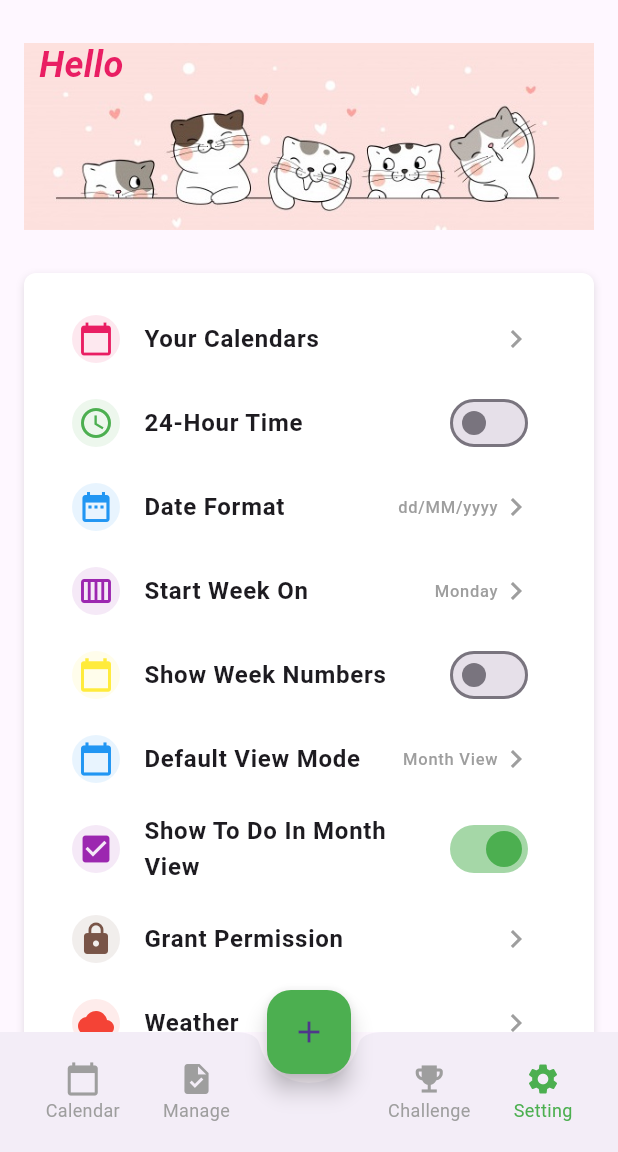
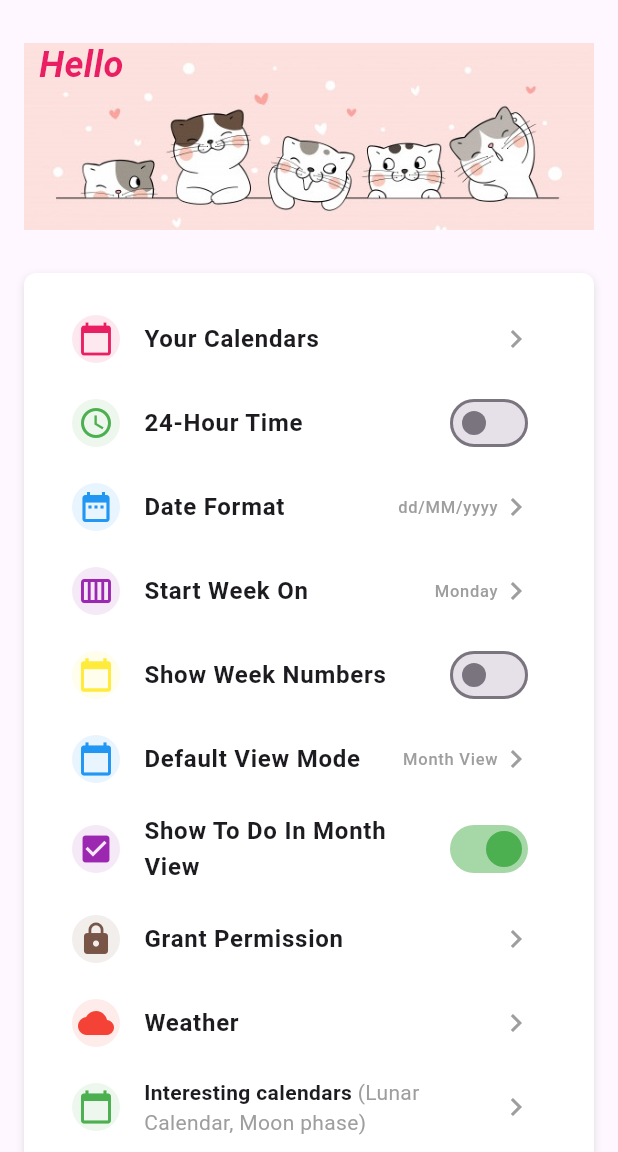
Before and after one commit to nguyentrong3114/appreminder, a Flutter app: the SettingsPage screen opened directly, on a phone screen of 412 x 824 dp, the part 84-1236 px from its top. Run offline on Flutter 3.47's test engine with Material 3 defaults, Android fonts, the phone set to English and light mode, and no system bars; our stand-ins replace font_awesome_flutter.

Commit message:
Them setting vao file main

```diff
--- a/lib/views/widgets/setting/setting.dart
+++ b/lib/views/widgets/setting/setting.dart
@@ -414,65 +414,65 @@ class SettingsPage extends StatelessWidget {
           ),
         ],
       ),
-      bottomNavigationBar: BottomAppBar(
-        shape: CircularNotchedRectangle(),
-        notchMargin: 6.0,
-        child: Container(
-          height: 60,
-          child: Row(
-            mainAxisAlignment: MainAxisAlignment.spaceAround,
-            children: [
-              Column(
-                mainAxisAlignment: MainAxisAlignment.center,
-                children: [
-                  Icon(Icons.calendar_today, color: Colors.grey),
-                  Text(
-                    'Calendar',
-                    style: TextStyle(color: Colors.grey, fontSize: 12),
-                  ),
-                ],
-              ),
-              Column(
-                mainAxisAlignment: MainAxisAlignment.center,
-                children: [
-                  Icon(Icons.task, color: Colors.grey),
-                  Text(
-                    'Manage',
-                    style: TextStyle(color: Colors.grey, fontSize: 12),
-                  ),
-                ],
-              ),
-              SizedBox(width: 48), // The dummy child
-              Column(
-                mainAxisAlignment: MainAxisAlignment.center,
-                children: [
-                  Icon(Icons.emoji_events, color: Colors.grey),
-                  Text(
-                    'Challenge',
-                    style: TextStyle(color: Colors.grey, fontSize: 12),
-                  ),
-                ],
-              ),
-              Column(
-                mainAxisAlignment: MainAxisAlignment.center,
-                children: [
-                  Icon(Icons.settings, color: Colors.green),
-                  Text(
-                    'Setting',
-                    style: TextStyle(color: Colors.green, fontSize: 12),
-                  ),
-                ],
-              ),
-            ],
-          ),
-        ),
-      ),
-      floatingActionButtonLocation: FloatingActionButtonLocation.centerDocked,
-      floatingActionButton: FloatingActionButton(
-        onPressed: () {},
-        child: Icon(Icons.add),
-        backgroundColor: Colors.green,
-      ),
+      // bottomNavigationBar: BottomAppBar(
+      //   shape: CircularNotchedRectangle(),
+      //   notchMargin: 6.0,
+      //   child: Container(
+      //     height: 60,
+      //     child: Row(
+      //       mainAxisAlignment: MainAxisAlignment.spaceAround,
+      //       children: [
+      //         Column(
+      //           mainAxisAlignment: MainAxisAlignment.center,
+      //           children: [
+      //             Icon(Icons.calendar_today, color: Colors.grey),
+      //             Text(
+      //               'Calendar',
+      //               style: TextStyle(color: Colors.grey, fontSize: 12),
+      //             ),
+      //           ],
+      //         ),
+      //         Column(
+      //           mainAxisAlignment: MainAxisAlignment.center,
+      //           children: [
+      //             Icon(Icons.task, color: Colors.grey),
+      //             Text(
+      //               'Manage',
+      //               style: TextStyle(color: Colors.grey, fontSize: 12),
+      //             ),
+      //           ],
+      //         ),
+      //         SizedBox(width: 48), // The dummy child
+      //         Column(
+      //           mainAxisAlignment: MainAxisAlignment.center,
+      //           children: [
+      //             Icon(Icons.emoji_events, color: Colors.grey),
+      //             Text(
+      //               'Challenge',
+      //               style: TextStyle(color: Colors.grey, fontSize: 12),
+      //             ),
+      //           ],
+      //         ),
+      //         Column(
+      //           mainAxisAlignment: MainAxisAlignment.center,
+      //           children: [
+      //             Icon(Icons.settings, color: Colors.green),
+      //             Text(
+      //               'Setting',
+      //               style: TextStyle(color: Colors.green, fontSize: 12),
+      //             ),
+      //           ],
+      //         ),
+      //       ],
+      //     ),
+      //   ),
+      // ),
+      // // floatingActionButtonLocation: FloatingActionButtonLocation.centerDocked,
+      // floatingActionButton: FloatingActionButton(
+      //   onPressed: () {},
+      //   child: Icon(Icons.add),
+      //   backgroundColor: Colors.green,
+      // ),
     );
   }
 }
```
Also changed, not shown: lib/main.dart (+32 -0 lines).
